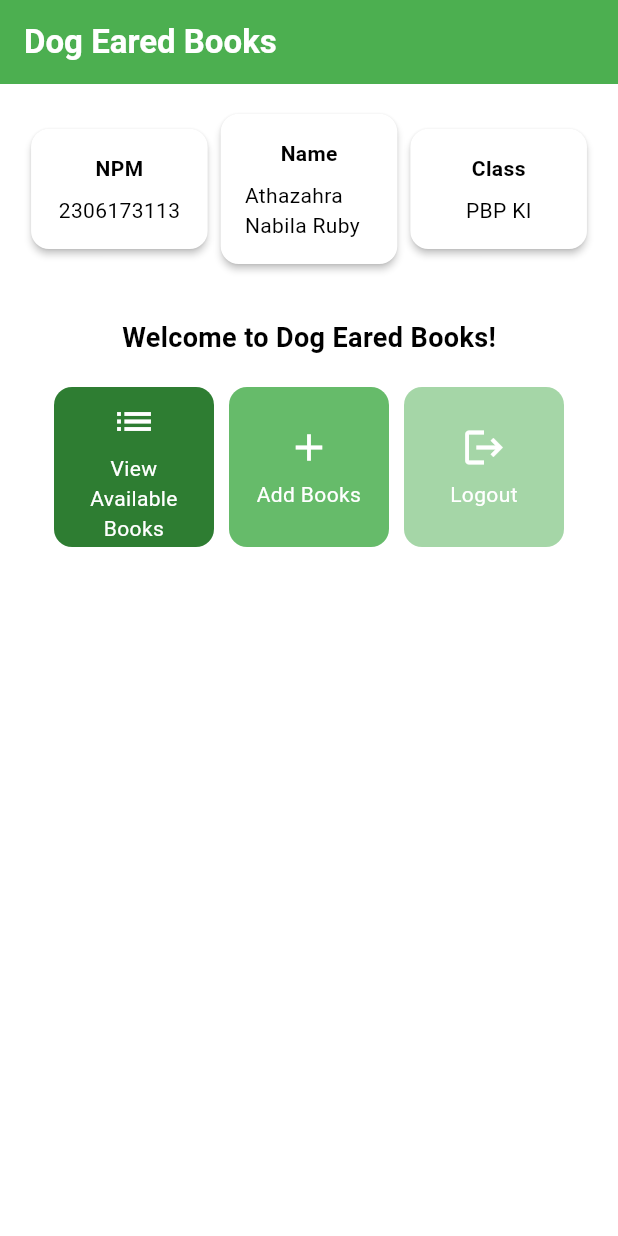
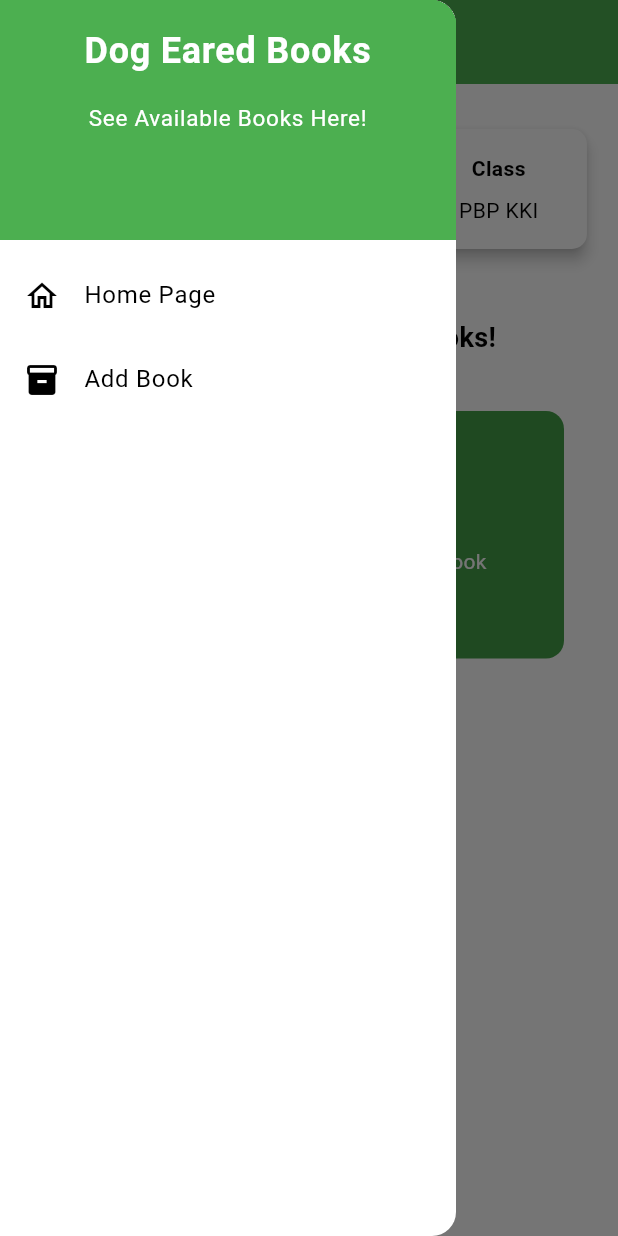
Before and after one commit to thataruby/dog-eared-books-mobile, a Flutter app: the screen it shows after launch, with the side drawer open (before the commit the screen has no drawer), on a phone screen of 412 x 824 dp. Run offline on Flutter 3.47's test engine with Material 3 defaults, Android fonts, the light colour scheme and no system bars.

Commit message:
assignment 8

```diff
--- a/lib/main.dart
+++ b/lib/main.dart
@@ -1,5 +1,5 @@
 import 'package:flutter/material.dart';
-import 'package:dog_eared_books/menu.dart';
+import 'package:dog_eared_books/screens/menu.dart';
 
 void main() {
   runApp(const MyApp());
@@ -16,7 +16,7 @@
       theme: ThemeData(
         colorScheme: ColorScheme.fromSwatch(
           primarySwatch: Colors.green,
-        ).copyWith(secondary: Colors.green[700]),
+        ).copyWith(secondary: const Color.fromARGB(255, 36, 172, 43)),
       ),
       home: MyHomePage(),
     );
--- a/lib/menu.dart
+++ /dev/null
@@ -1,205 +0,0 @@
-import 'package:flutter/material.dart';
-
-class MyHomePage extends StatelessWidget {
-  final String npm = '2306173113'; // NPM
-  final String name = 'Athazahra Nabila Ruby'; // Name
-  final String className = 'PBP KI'; // Class
-  final List<ItemHomepage> items = [
-    ItemHomepage("View Available Books", Icons.list),
-    ItemHomepage("Add Books", Icons.add),
-    ItemHomepage("Logout", Icons.logout),
-  ];
-
-  MyHomePage({super.key});
-
-  @override
-  Widget build(BuildContext context) {
-    // Scaffold provides the basic structure of the page with the AppBar and body.
-    return Scaffold(
-      // AppBar is the top part of the page that displays the title.
-      appBar: AppBar(
-        // The title of the application "Mental Health Tracker" with white text and bold font.
-        title: const Text(
-          'Dog Eared Books',
-          style: TextStyle(
-            color: Colors.white,
-            fontWeight: FontWeight.bold,
-          ),
-        ),
-        // The background color of the AppBar is obtained from the application theme color scheme.
-        backgroundColor: Theme.of(context).colorScheme.primary,
-      ),
-      // Body of the page with paddings around it.
-      body: Padding(
-        padding: const EdgeInsets.all(16.0),
-        // Place the widget vertically in a column.
-        child: Column(
-          crossAxisAlignment: CrossAxisAlignment.center,
-          children: [
-            // Row to display 3 InfoCard horizontally.
-            Row(
-              mainAxisAlignment: MainAxisAlignment.spaceEvenly,
-              children: [
-                InfoCard(title: 'NPM', content: npm),
-                InfoCard(title: 'Name', content: name),
-                InfoCard(title: 'Class', content: className),
-              ],
-            ),
-
-            // Give a vertical space of 16 units.
-            const SizedBox(height: 16.0),
-
-            // Place the following widget in the center of the page.
-            Center(
-              child: Column(
-                // Place the text and grid item vertically.
-
-                children: [
-                  // Display the welcome message with bold font and size 18.
-                  const Padding(
-                    padding: EdgeInsets.only(top: 16.0),
-                    child: Text(
-                      'Welcome to Dog Eared Books!',
-                      style: TextStyle(
-                        fontWeight: FontWeight.bold,
-                        fontSize: 18.0,
-                      ),
-                    ),
-                  ),
-
-                  // Grid to display ItemCard in a 3 column grid.
-                  GridView.count(
-                    primary: true,
-                    padding: const EdgeInsets.all(20),
-                    crossAxisSpacing: 10,
-                    mainAxisSpacing: 10,
-                    crossAxisCount: 3,
-                    // To ensure that the grid fits its height.
-                    shrinkWrap: true,
-
-                    // Display ItemCard for each item in the items list.
-                    children: items.asMap().entries.map((entry) {
-                      int idx = entry.key;
-                      ItemHomepage item = entry.value;
-                      Color color;
-                      switch (idx) {
-                        case 0:
-                          color = Colors.green.shade800;
-                          break;
-                        case 1:
-                          color = Colors.green.shade400;
-                          break;
-                        case 2:
-                          color = Colors.green.shade200;
-                          break;
-                        default:
-                          color = Colors.green;
-                      }
-                      return ItemCard(item, color: color);
-                    }).toList(),
-                  ),
-                ],
-              ),
-            ),
-          ],
-        ),
-      ),
-    );
-  }
-}
-
-
-class InfoCard extends StatelessWidget {
-  // Card information that displays the title and content.
-
-  final String title;  // Card title.
-  final String content;  // Card content.
-
-  const InfoCard({super.key, required this.title, required this.content});
-
-  @override
-  Widget build(BuildContext context) {
-    return Card(
-      // Create a card box with a shadow.
-      elevation: 2.0,
-      child: Container(
-        // Set the size and spacing within the card.
-        width: MediaQuery.of(context).size.width / 3.5, // Adjust with the width of the device used.
-        padding: const EdgeInsets.all(16.0),
-        // Place the title and content vertically.
-        child: Column(
-          children: [
-            Text(
-              title,
-              style: const TextStyle(fontWeight: FontWeight.bold),
-            ),
-            const SizedBox(height: 8.0),
-            Text(content),
-          ],
-        ),
-      ),
-    );
-  }
-}
-
-
-class ItemHomepage {
-  final String name;
-  final IconData icon;
-
-  ItemHomepage(this.name, this.icon);
-}
-
-class ItemCard extends StatelessWidget {
-  // Display the card with an icon and name.
-
-  final ItemHomepage item;
-  final Color color;
-
-  const ItemCard(this.item, {required this.color, super.key});
-
-  @override
-  Widget build(BuildContext context) {
-    return Material(
-      // Specify the background color of the application theme.
-      color: color,
-      // Round the card border.
-      borderRadius: BorderRadius.circular(12),
-
-      child: InkWell(
-        // Action when the card is pressed.
-        onTap: () {
-          // Display the SnackBar message when the card is pressed.
-          ScaffoldMessenger.of(context)
-            ..hideCurrentSnackBar()
-            ..showSnackBar(
-                SnackBar(content: Text("You have pressed the ${item.name} button!"))
-            );
-        },
-        // Container to store the Icon and Text
-        child: Container(
-          padding: const EdgeInsets.all(8),
-          child: Center(
-            child: Column(
-              // Place the Icon and Text in the center of the card.
-              mainAxisAlignment: MainAxisAlignment.center,
-              children: [
-                Icon(
-                  item.icon,
-                  color: Colors.white,
-                  size: 30.0,
-                ),
-                const Padding(padding: EdgeInsets.all(3)),
-                Text(
-                  item.name,
-                  textAlign: TextAlign.center,
-                  style: const TextStyle(color: Colors.white),
-                ),
-              ],
-            ),
-          ),
-        ),
-      ),
-    );
-  }
-}
--- /dev/null
+++ b/lib/screens/menu.dart
@@ -0,0 +1,104 @@
+import 'package:flutter/material.dart';
+import 'package:dog_eared_books/widgets/left_drawer.dart';
+import 'package:dog_eared_books/widgets/book_card.dart';
+
+class MyHomePage extends StatelessWidget {
+  final String npm = '2306173113';
+  final String name = 'Athazahra Nabila Ruby';
+  final String className = 'PBP KKI';
+  final List<ItemHomepage> items = [
+    ItemHomepage("View Available Books", Icons.menu, Colors.green.shade800),
+    ItemHomepage("Add Book", Icons.add, Colors.green.shade600),
+    ItemHomepage("Logout", Icons.logout, Colors.green.shade200),
+  ];
+  MyHomePage({super.key});
+  @override
+  Widget build(BuildContext context) {
+    return Scaffold(
+      appBar: AppBar(
+        title: const Text(
+          'Dog Eared Books',
+          style: TextStyle(
+            color: Colors.white,
+            fontWeight: FontWeight.bold,
+          ),
+        ),
+        backgroundColor: Theme.of(context).colorScheme.primary,
+      ),
+      drawer: const LeftDrawer(),
+      body: Padding(
+        padding: const EdgeInsets.all(16.0),
+        child: Column(
+          crossAxisAlignment: CrossAxisAlignment.stretch,
+          children: [
+            Row(
+              mainAxisAlignment: MainAxisAlignment.spaceEvenly,
+              children: [
+                InfoCard(title: 'NPM', content: npm),
+                InfoCard(title: 'Name', content: name),
+                InfoCard(title: 'Class', content: className),
+              ],
+            ),
+            const SizedBox(height: 16.0),
+            const Center(
+              child: Padding(
+                padding: EdgeInsets.only(top: 16.0),
+                child: Text(
+                  'Welcome to Dog Eared Books!',
+                  style: TextStyle(
+                    fontWeight: FontWeight.bold,
+                    fontSize: 18.0,
+                  ),
+                ),
+              ),
+            ),
+            const SizedBox(height: 16.0),
+            Expanded(
+              child: GridView.count(
+                primary: false,
+                padding: const EdgeInsets.all(20),
+                crossAxisSpacing: 10,
+                mainAxisSpacing: 10,
+                crossAxisCount: 2,
+                children: items.map((ItemHomepage item) {
+                  return ItemCard(item);
+                }).toList(),
+              ),
+            ),
+          ],
+        ),
+      ),
+    );
+  }
+}
+
+class InfoCard extends StatelessWidget {
+  final String title;
+  final String content;
+
+  const InfoCard({super.key, required this.title, required this.content});
+
+  @override
+  Widget build(BuildContext context) {
+    return Card(
+      elevation: 4.0,
+      shape: RoundedRectangleBorder(
+        borderRadius: BorderRadius.circular(10),
+      ),
+      child: Container(
+        width: MediaQuery.of(context).size.width / 3.5,
+        padding: const EdgeInsets.all(16.0),
+        child: Column(
+          children: [
+            Text(
+              title,
+              style: const TextStyle(fontWeight: FontWeight.bold),
+            ),
+            const SizedBox(height: 8.0),
+            Text(content),
+          ],
+        ),
+      ),
+    );
+  }
+}
--- /dev/null
+++ b/lib/widgets/book_card.dart
@@ -0,0 +1,70 @@
+import 'package:flutter/material.dart';
+import 'package:dog_eared_books/screens/book_form.dart';
+
+class ItemHomepage {
+  final String name;
+  final IconData icon;
+  final Color color; // Add this line
+
+  ItemHomepage(this.name, this.icon, this.color); // Update constructor
+}
+
+class ItemCard extends StatelessWidget {
+  // Display the card with an icon and name.
+
+  final ItemHomepage item;
+
+  const ItemCard(this.item, {super.key});
+
+  @override
+  Widget build(BuildContext context) {
+    return Material(
+      color: item.color, // Update this line to use item.color
+      // Round the card border.
+      borderRadius: BorderRadius.circular(12),
+
+      child: InkWell(
+        // Touch-responsive area
+        onTap: () {
+          // Show SnackBar when clicked
+          ScaffoldMessenger.of(context)
+            ..hideCurrentSnackBar()
+            ..showSnackBar(SnackBar(
+                content: Text("You pressed the ${item.name} button!")));
+
+          // Navigate to the appropriate route (depending on the button type)
+          if (item.name == "Add Book") {
+            Navigator.push(
+              context,
+              MaterialPageRoute(builder: (context) => const BookFormPage()),
+            );
+          }
+        },
+
+        // Container to store the Icon and Text
+        child: Container(
+          padding: const EdgeInsets.all(8),
+          child: Center(
+            child: Column(
+              // Place the Icon and Text in the center of the card.
+              mainAxisAlignment: MainAxisAlignment.center,
+              children: [
+                Icon(
+                  item.icon,
+                  color: Colors.white,
+                  size: 30.0,
+                ),
+                const Padding(padding: EdgeInsets.all(3)),
+                Text(
+                  item.name,
+                  textAlign: TextAlign.center,
+                  style: const TextStyle(color: Colors.white),
+                ),
+              ],
+            ),
+          ),
+        ),
+      ),
+    );
+  }
+}
--- /dev/null
+++ b/lib/widgets/left_drawer.dart
@@ -0,0 +1,66 @@
+import 'package:flutter/material.dart';
+import 'package:dog_eared_books/screens/menu.dart';
+import 'package:dog_eared_books/screens/book_form.dart';
+
+class LeftDrawer extends StatelessWidget {
+  const LeftDrawer({super.key});
+
+  @override
+  Widget build(BuildContext context) {
+    return Drawer(
+      child: ListView(
+        children: [
+          DrawerHeader(
+            decoration: BoxDecoration(
+              color: Theme.of(context).colorScheme.primary,
+            ),
+            child: const Column(
+              children: [
+                Text(
+                  'Dog Eared Books',
+                  textAlign: TextAlign.center,
+                  style: TextStyle(
+                    fontSize: 24,
+                    fontWeight: FontWeight.bold,
+                    color: Colors.white,
+                  ),
+                ),
+                Padding(padding: EdgeInsets.all(8)),
+                Text(
+                  'See Available Books Here!',
+                  textAlign: TextAlign.center,
+                  style: TextStyle(
+                    fontSize: 15,
+                    color: Colors.white,
+                  ),
+                ),
+              ],
+            ),
+          ),
+          ListTile(
+            leading: const Icon(Icons.home_outlined),
+            title: const Text('Home Page'),
+            // Redirection part to MyHomePage
+            onTap: () {
+              Navigator.pushReplacement(
+                  context,
+                  MaterialPageRoute(
+                    builder: (context) => MyHomePage(),
+                  ));
+            },
+          ),
+          ListTile(
+            leading: const Icon(Icons.inventory),
+            title: const Text('Add Book'),
+            onTap: () {
+              Navigator.pushReplacement(
+                context,
+                MaterialPageRoute(builder: (context) => const BookFormPage()),
+              );
+            },
+          ),
+        ],
+      ),
+    );
+  }
+}
```
Also changed, not shown: lib/screens/book_form.dart (added, +217 -0 lines), 1 other file.
